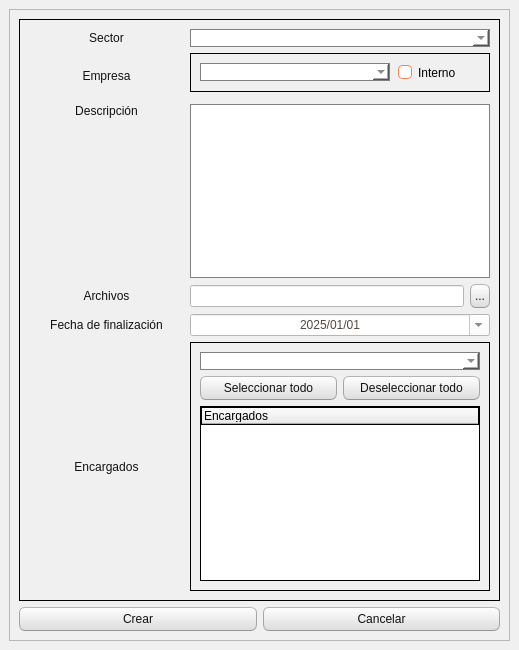
Qt form gui/gui_agregar_evento.ui (TomasDRS/software_syg) before a commit.
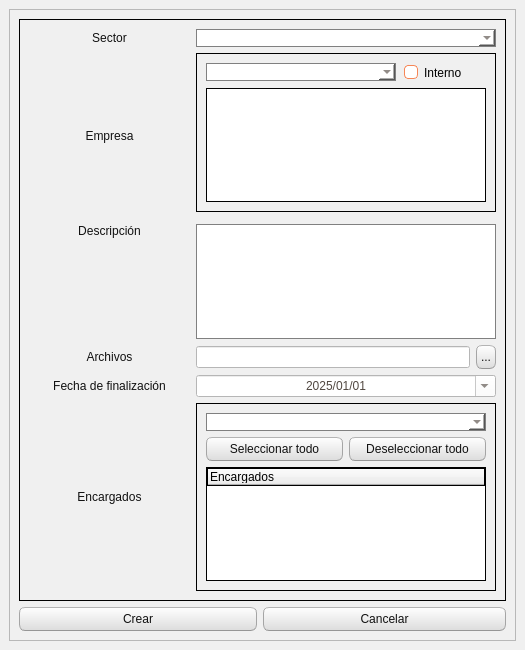
The same form after that commit. Icons and pictures are not drawn.

```diff
--- a/gui/gui_agregar_evento.ui
+++ b/gui/gui_agregar_evento.ui
@@ -6,7 +6,7 @@
    <rect>
     <x>0</x>
     <y>0</y>
-    <width>519</width>
+    <width>525</width>
     <height>650</height>
    </rect>
   </property>
@@ -682,6 +682,9 @@
                </property>
               </widget>
              </item>
+             <item row="1" column="0" colspan="2">
+              <widget class="QTextEdit" name="line_descripcion_empresa"/>
+             </item>
             </layout>
            </widget>
           </item>
```
